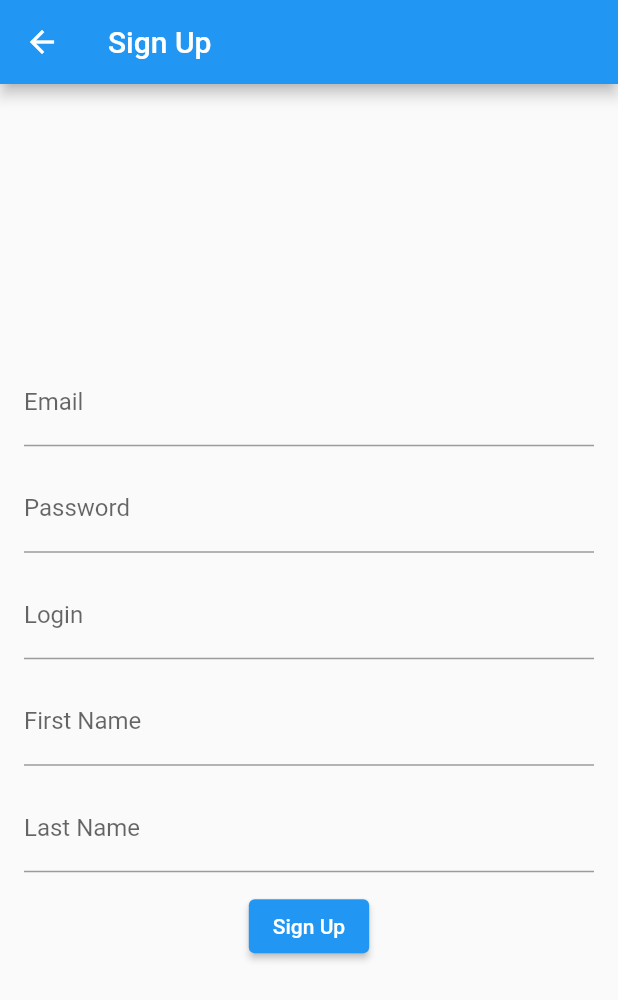
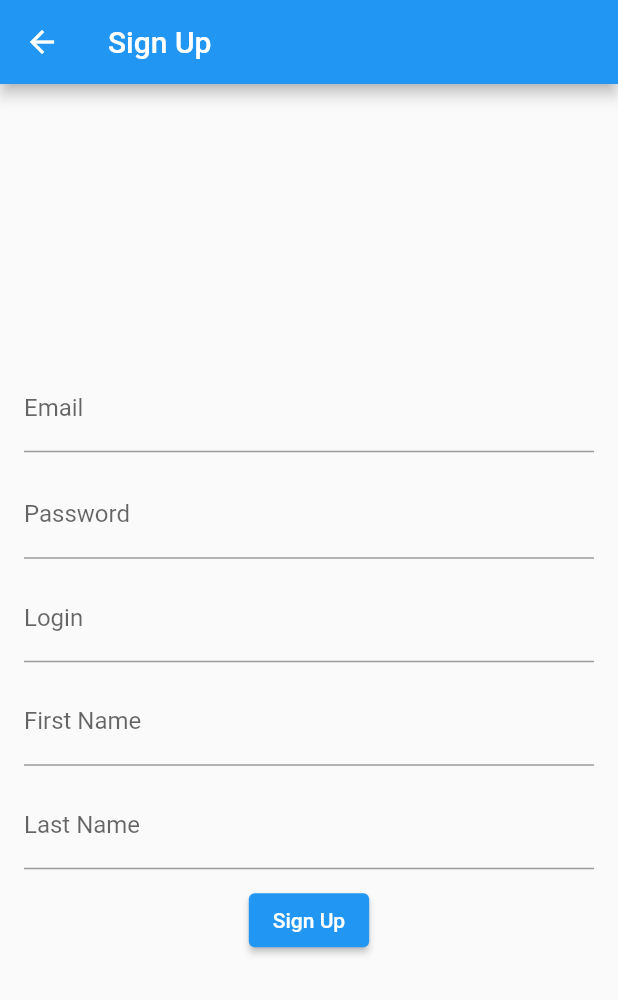
Before and after one commit to AlainAmbrose/TopTier-Games, a Flutter app: the screen it shows after launch, after a tap on "Signup", on a phone screen of 412 x 824 dp. Shown: the top 1000 px of the screen. Run offline on Flutter 3.47's test engine with Material 2 defaults, Android fonts, the phone set to English and light mode, and no system bars; our stand-ins replace fluttertoast; network calls fail.

Commit message:
Stylized home page with background landing image and logo

```diff
--- a/frontendmobile/lib/main.dart
+++ b/frontendmobile/lib/main.dart
@@ -33,14 +33,36 @@ class _LoginSignupScreenState extends State<LoginSignupScreen> {
   @override
   Widget build(BuildContext context) {
     return Scaffold(
-      appBar: AppBar(
-        title: const Text('Login or Sign Up'),
-      ),
       body: Center(
-        child: Column(
+        child: Stack(
+        alignment: Alignment.center,
+        children: [
+          Container(
+            decoration: const BoxDecoration(
+              image: DecorationImage(
+                  image: AssetImage('assets/LandingPageBG.jpg'),
+                  fit: BoxFit.cover,
+              ),
+            ),
+          ),
+          Container(
+            color: Colors.black.withOpacity(0.5),
+          ),
+          Column(
           mainAxisAlignment: MainAxisAlignment.center,
           crossAxisAlignment: CrossAxisAlignment.center,
           children: <Widget>[
+            RichText(
+                text: const TextSpan(
+                  text: 'TopTier',
+                  style: TextStyle(
+                      fontStyle: FontStyle.italic,
+                      fontWeight: FontWeight.bold,
+                      color: Colors.white,
+                      fontSize: 72.0)
+                )
+            ),
+            const SizedBox(height: 96.0),
             ElevatedButton(
               onPressed: () {
                 // Navigate to the Login screen
@@ -67,7 +89,9 @@ class _LoginSignupScreenState extends State<LoginSignupScreen> {
             const SizedBox(height: 16.0),
           ],
         ),
+        ],
       ),
+    ),
     );
   }
 }
--- a/frontendmobile/lib/signup.dart
+++ b/frontendmobile/lib/signup.dart
@@ -84,28 +84,28 @@ class SignupScreen extends StatelessWidget {
               ),
               obscureText: true,
             ),
-            const SizedBox(height: 12.0),
+            const SizedBox(height: 10.0),
             TextField(
               controller: _loginController,
               decoration: const InputDecoration(
                 labelText: 'Login',
               ),
             ),
-            const SizedBox(height: 12.0),
+            const SizedBox(height: 10.0),
             TextField(
               controller: _firstnameController,
               decoration: const InputDecoration(
                 labelText: 'First Name',
               ),
             ),
-            const SizedBox(height: 12.0),
+            const SizedBox(height: 10.0),
             TextField(
               controller: _lastnameController,
               decoration: const InputDecoration(
                 labelText: 'Last Name',
               ),
             ),
-            const SizedBox(height: 12.0),
+            const SizedBox(height: 10.0),
             ElevatedButton(
                 onPressed: _handleSignup,
                 child: const Text('Sign Up'),
```
Also changed, not shown: frontendmobile/assets/LandingPageBG.jpg (added), 1 other file.
